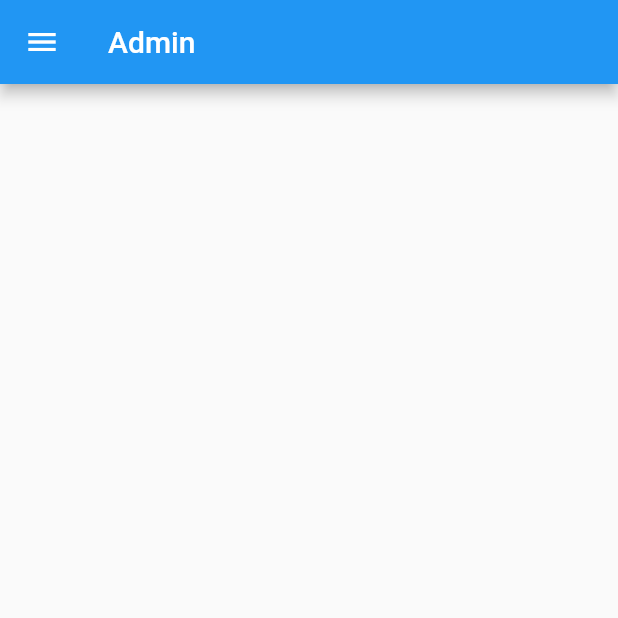
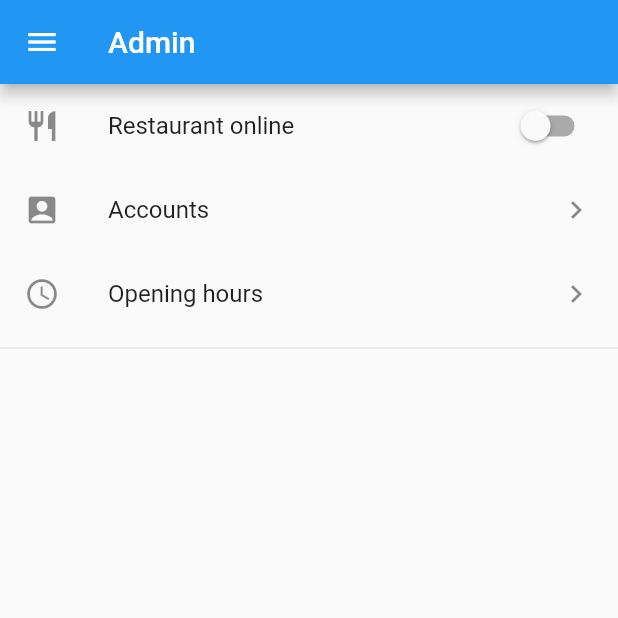
Before and after one commit to manudam/foodorderingadmin, a Flutter app: the AdminScreen screen opened by its route, on a phone screen of 412 x 824 dp, the top half of it. Run offline on Flutter 3.47's test engine with Material 2 defaults, Android fonts, the light colour scheme and no system bars; our stand-ins replace cloud_firestore, firebase_auth; accounts and stored records are empty.

Commit message:
Adding opening times functionality

```diff
--- a/lib/models/models.dart
+++ b/lib/models/models.dart
@@ -3,3 +3,4 @@ export 'order_item.dart';
 export 'product.dart';
 export 'user.dart';
 export 'restaurant.dart';
+export 'opening_hour.dart';
--- /dev/null
+++ b/lib/models/opening_hour.dart
@@ -0,0 +1,31 @@
+import 'package:flutter/material.dart';
+
+class OpeningHour {
+  final String day;
+  bool closed;
+  String start;
+  String end;
+
+  OpeningHour({
+    @required this.day,
+    @required this.closed,
+    this.start,
+    this.end,
+  });
+
+  factory OpeningHour.fromMap(Map data) {
+    return OpeningHour(
+      day: data['day'] ?? '',
+      closed: data['closed'] ?? false,
+      start: data['start'] ?? '',
+      end: data['end'] ?? '',
+    );
+  }
+
+  Map<String, dynamic> toJson() => {
+        'day': day,
+        'closed': closed,
+        'start': start,
+        'end': end,
+      };
+}
--- a/lib/models/product.dart
+++ b/lib/models/product.dart
@@ -4,14 +4,38 @@ class Product {
   String id;
   final String name;
   final String description;
+  final String allegens;
+  final String notes;
   final double price;
   final String category;
 
-  Product({
-    @required this.id,
-    @required this.name,
-    this.description,
-    @required this.price,
-    @required this.category,
-  });
+  Product(
+      {@required this.id,
+      @required this.name,
+      this.description,
+      this.allegens,
+      this.notes,
+      @required this.price,
+      @required this.category});
+
+  factory Product.fromMap(String documentId, Map data) {
+    return Product(
+      id: documentId,
+      name: data['name'],
+      description: data['description'] ?? '',
+      allegens: data['allegens'] ?? '',
+      notes: data['notes'] ?? '',
+      price: data['price'] ?? '',
+      category: data['category'] ?? '',
+    );
+  }
+
+  Map<String, dynamic> toJson() => {
+        "name": name,
+        "description": description,
+        "allegens": allegens,
+        "notes": notes,
+        "price": price,
+        "category": category,
+      };
 }
--- a/lib/models/restaurant.dart
+++ b/lib/models/restaurant.dart
@@ -1,20 +1,32 @@
+import 'package:foodorderingadmin/models/opening_hour.dart';
+
 class Restaurant {
   String id;
   String name;
   String cuisine;
+  bool online;
+  List<OpeningHour> openingHours;
 
-  Restaurant({this.id, this.name, this.cuisine});
+  Restaurant(
+      {this.id, this.name, this.cuisine, this.online, this.openingHours});
 
   factory Restaurant.fromMap(String documentId, Map data) {
     return Restaurant(
-      id: documentId,
-      name: data['name'] ?? '',
-      cuisine: data['cuisine'] ?? '',
-    );
+        id: documentId,
+        name: data['name'] ?? '',
+        cuisine: data['cuisine'] ?? '',
+        online: data['online'] ?? true,
+        openingHours: (data['openingHours'] as List<dynamic>)
+            .map(
+              (item) => OpeningHour.fromMap(item),
+            )
+            .toList());
   }
 
   Map<String, dynamic> toJson() => {
         "name": name,
         "cuisine": cuisine,
+        "online": online,
+        'openingHours': openingHours.map((oh) => oh.toJson()).toList()
       };
 }
--- a/lib/providers/auth.dart
+++ b/lib/providers/auth.dart
@@ -30,6 +30,8 @@ class Auth extends ChangeNotifier {
             await _fireStore.document('/$_collection/${user.uid}').get();
 
         loggedInUser = User.fromMap(document.data);
+
+        notifyListeners();
       }
     }
 
--- a/lib/providers/restaurants.dart
+++ b/lib/providers/restaurants.dart
@@ -8,14 +8,22 @@ class Restaurants with ChangeNotifier {
   final _databaseReference = Firestore.instance;
   Restaurant restaurant;
 
-  Future<void> fetchUserRestaurant(User loggedinUser) async {
+  Future<void> fetchRestaurantDetails(String restaurantId) async {
     var restaurantDoc = await _databaseReference
         .collection(DatabaseCollectionNames.restaurants)
-        .document(loggedinUser.restaurantId)
+        .document(restaurantId)
         .get();
 
-    restaurant =
-        Restaurant.fromMap(loggedinUser.restaurantId, restaurantDoc.data);
+    restaurant = Restaurant.fromMap(restaurantId, restaurantDoc.data);
+
+    notifyListeners();
+  }
+
+  void saveRestaurant(Restaurant restaurant) async {
+    await _databaseReference
+        .collection(DatabaseCollectionNames.restaurants)
+        .document(restaurant.id)
+        .updateData(restaurant.toJson());
 
     notifyListeners();
   }
--- a/lib/screens/admin_screen.dart
+++ b/lib/screens/admin_screen.dart
@@ -1,16 +1,81 @@
 import 'package:flutter/material.dart';
+import 'package:foodorderingadmin/models/models.dart';
+import 'package:foodorderingadmin/models/restaurant.dart';
+import 'package:foodorderingadmin/providers/auth.dart';
+import 'package:foodorderingadmin/providers/restaurants.dart';
+import 'package:foodorderingadmin/screens/opening_times_screen.dart';
+import 'package:foodorderingadmin/screens/screens.dart';
 import 'package:foodorderingadmin/widgets/app_drawer.dart';
+import 'package:provider/provider.dart';
 
-class AdminScreen extends StatelessWidget {
+class AdminScreen extends StatefulWidget {
   static const routeName = "admin";
 
   @override
+  _AdminScreenState createState() => _AdminScreenState();
+}
+
+class _AdminScreenState extends State<AdminScreen> {
+  bool _isInit = false;
+
+  @override
+  void didChangeDependencies() async {
+    if (!_isInit) {
+      Restaurants restaurants =
+          Provider.of<Restaurants>(context, listen: false);
+      User user = Provider.of<Auth>(context, listen: false).loggedInUser;
+      await restaurants.fetchRestaurantDetails(user.restaurantId);
+      _isInit = true;
+    }
+    super.didChangeDependencies();
+  }
+
+  @override
   Widget build(BuildContext context) {
+    Restaurants restaurants = Provider.of<Restaurants>(context);
+    Restaurant restaurant = restaurants.restaurant;
+
     return Scaffold(
       appBar: AppBar(
         title: Text("Admin"),
       ),
       drawer: AppDrawer(),
+      body: ListView(
+        children: [
+          ListTile(
+            leading: Icon(Icons.restaurant),
+            title: Text("Restaurant online"),
+            trailing: Switch(
+              value: restaurant != null ? restaurant.online : false,
+              onChanged: (value) {
+                if (restaurant != null && value != restaurant.online) {
+                  setState(() {
+                    restaurant.online = value;
+                    restaurants.saveRestaurant(restaurant);
+                  });
+                }
+              },
+            ),
+          ),
+          ListTile(
+            leading: Icon(Icons.account_box),
+            title: Text("Accounts"),
+            trailing: Icon(Icons.keyboard_arrow_right),
+            onTap: () {
+              Navigator.of(context).pushNamed(AccountScreen.routeName);
+            },
+          ),
+          ListTile(
+            leading: Icon(Icons.access_time),
+            title: Text("Opening hours"),
+            trailing: Icon(Icons.keyboard_arrow_right),
+            onTap: () {
+              Navigator.of(context).pushNamed(OpeningTimesScreen.routeName);
+            },
+          ),
+          Divider(),
+        ],
+      ),
     );
   }
 }
```
Also changed, not shown: lib/main.dart (+10 -2 lines), lib/providers/products.dart (+6 -20 lines), lib/screens/account/account_screen.dart (+4 -3 lines), lib/screens/opening_times_edit_screen.dart (added, +67 -0 lines), lib/screens/opening_times_screen.dart (added, +57 -0 lines), lib/screens/product_edit_screen.dart (+81 -8 lines), lib/widgets/app_drawer.dart (+8 -27 lines).
